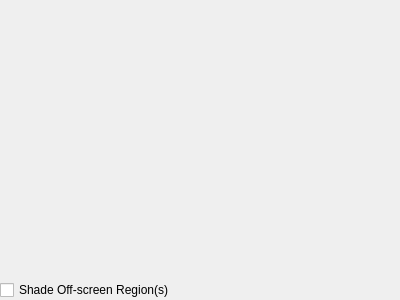
Qt form apps/ide/nes/debuggers/nametablevisualizerdockwidget.ui (christopherpow/nesicide) before a commit.
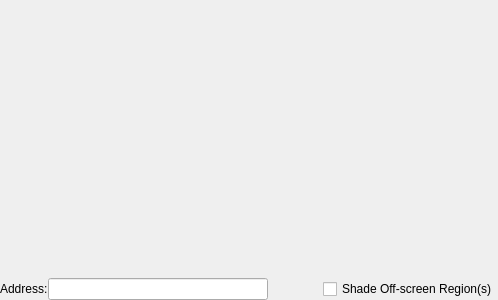
The same form after that commit.

Patch:
```diff
--- a/apps/ide/nes/debuggers/nametablevisualizerdockwidget.ui
+++ b/apps/ide/nes/debuggers/nametablevisualizerdockwidget.ui
@@ -6,7 +6,7 @@
    <rect>
     <x>0</x>
     <y>0</y>
-    <width>400</width>
+    <width>498</width>
     <height>300</height>
    </rect>
   </property>
@@ -47,6 +47,46 @@
     </item>
     <item row="2" column="0">
      <layout class="QHBoxLayout" name="horizontalLayout_2">
+      <item>
+       <layout class="QFormLayout" name="formLayout_2">
+        <item row="0" column="0">
+         <widget class="QLabel" name="label">
+          <property name="text">
+           <string>Address:</string>
+          </property>
+         </widget>
+        </item>
+        <item row="0" column="1">
+         <widget class="QLineEdit" name="address">
+          <property name="minimumSize">
+           <size>
+            <width>220</width>
+            <height>0</height>
+           </size>
+          </property>
+          <property name="alignment">
+           <set>Qt::AlignRight|Qt::AlignTrailing|Qt::AlignVCenter</set>
+          </property>
+          <property name="readOnly">
+           <bool>true</bool>
+          </property>
+         </widget>
+        </item>
+       </layout>
+      </item>
+      <item>
+       <spacer name="horizontalSpacer">
+        <property name="orientation">
+         <enum>Qt::Horizontal</enum>
+        </property>
+        <property name="sizeHint" stdset="0">
+         <size>
+          <width>40</width>
+          <height>20</height>
+         </size>
+        </property>
+       </spacer>
+      </item>
       <item>
        <widget class="QCheckBox" name="showVisible">
         <property name="text">
```
Left out of the diff: 22 changed lines with no effect on the pictures.
